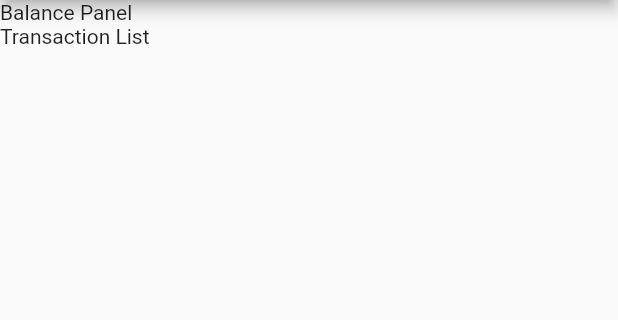
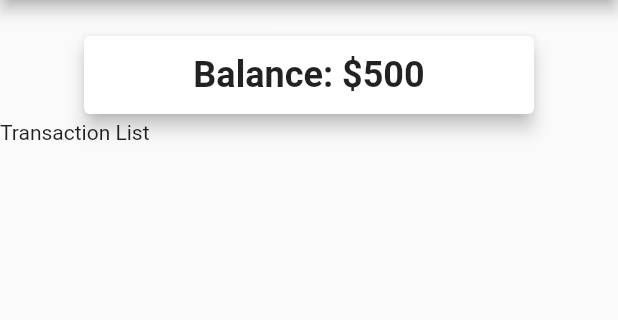
Before and after one commit to simonnguyen3054/monthly-tracking-expense, a Flutter app: the screen it shows after launch, on a phone screen of 412 x 824 dp, the part 84-404 px from its top. Run offline on Flutter 3.47's test engine with Material 2 defaults, Android fonts, the phone set to English and light mode, and no system bars.

Commit message:
create a card for balance panel

```diff
--- a/lib/main.dart
+++ b/lib/main.dart
@@ -35,13 +35,20 @@ class _MyHomePageState extends State<MyHomePage> {
         ),
         body: Column(
           children: [
-            Row(
-              children: [
-                Container(
-                  child: Text('Balance Panel'),
-                )
-              ],
+            SizedBox(
+              height: 20,
             ),
+            Card(
+                elevation: 5,
+                child: Container(
+                    alignment: Alignment.center,
+                    padding: EdgeInsets.all(12),
+                    width: 300,
+                    child: Text(
+                      'Balance: \$500',
+                      style:
+                          TextStyle(fontSize: 24, fontWeight: FontWeight.bold),
+                    ))),
             Row(
               children: [
                 Container(
```
